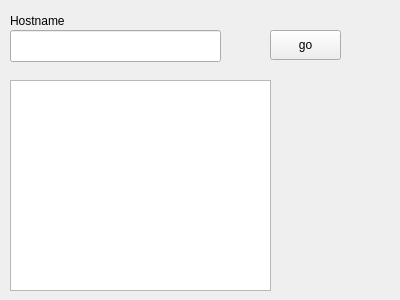
Before: the Qt Designer form webclient.ui in M4rku2/Webclient-1, drawn with Qt 5.
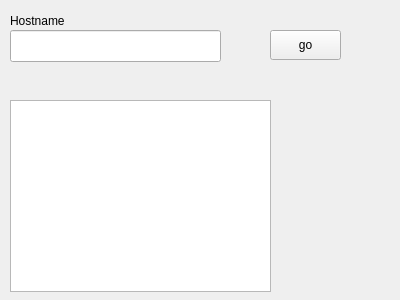
After: the same form once the commit is applied.

Commit message: Nachbearbeites Test Program Stand 12:50 28.1.2022

What changed in the file:
```diff
--- a/webclient.ui
+++ b/webclient.ui
@@ -36,16 +36,6 @@
     </rect>
    </property>
   </widget>
-  <widget class="QTextEdit" name="output_text">
-   <property name="geometry">
-    <rect>
-     <x>10</x>
-     <y>80</y>
-     <width>261</width>
-     <height>211</height>
-    </rect>
-   </property>
-  </widget>
   <widget class="QPushButton" name="pushButton">
    <property name="geometry">
     <rect>
@@ -59,6 +49,16 @@
     <string>go</string>
    </property>
   </widget>
+  <widget class="QTextBrowser" name="output_text">
+   <property name="geometry">
+    <rect>
+     <x>10</x>
+     <y>100</y>
+     <width>261</width>
+     <height>192</height>
+    </rect>
+   </property>
+  </widget>
  </widget>
  <layoutdefault spacing="6" margin="11"/>
  <resources/>
```
The commit also changes 2 other files.
